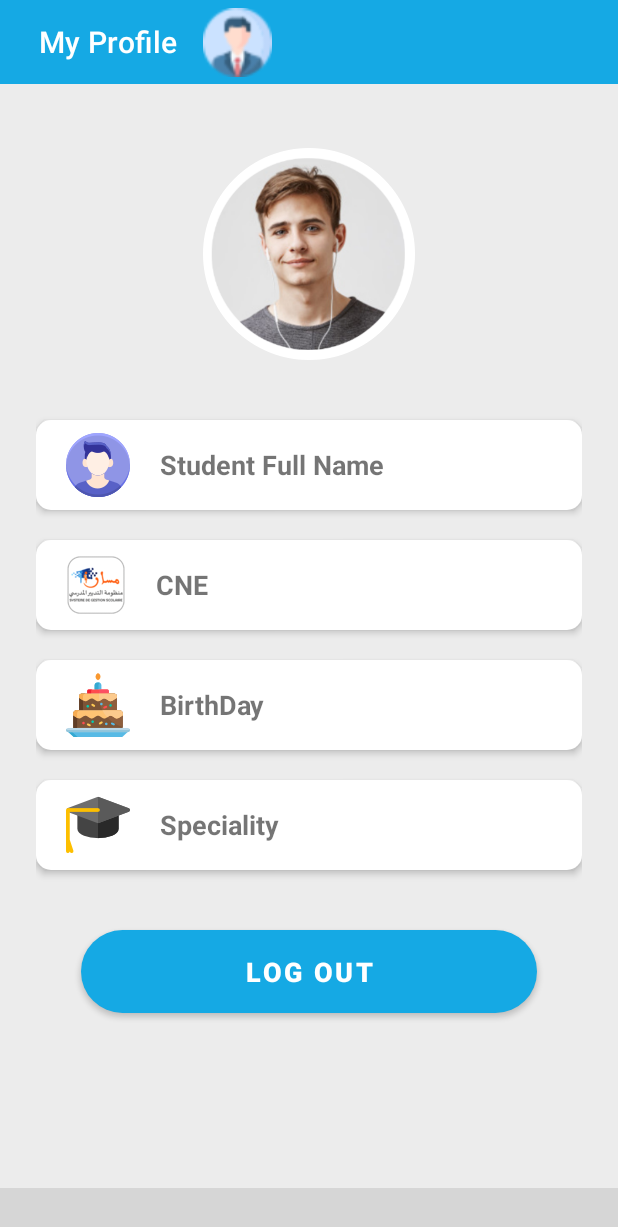
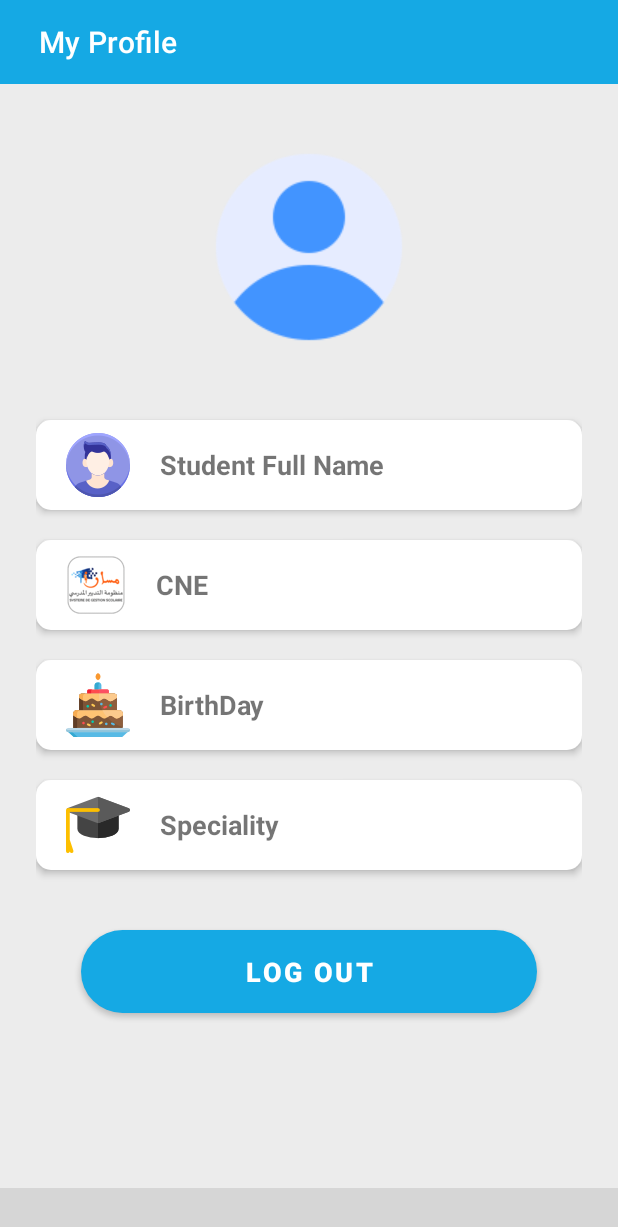
Before and after one commit to HassanELMALLOUKY/FPBM_App, an Android app: the fragment SupportFragment placed in its activity, on a phone screen of 412 x 824 dp. Shown: the top 1227 px of the screen. Run offline under Robolectric (Android 15) with nearby library versions, the phone set to English and light mode, and no system bars; our stand-ins replace CircleImageView, Firebase (no records; nobody signed in at launch, a user with empty details on screens opened directly), Picasso; libraries missing offline, so code that uses them is left out: com.etebarian.meowbottomnavigation; plain views replace MeowBottomNavigation; 10 statements that could not run were skipped; grey boxes are pictures that could not be loaded.

Commit message:
yarbi salama 6

```diff
--- a/app/src/main/java/com/example/fpbm/SupportFragment.java
+++ b/app/src/main/java/com/example/fpbm/SupportFragment.java
@@ -9,6 +9,7 @@ import android.view.LayoutInflater;
 import android.view.View;
 import android.view.ViewGroup;
 import android.widget.Button;
+import android.widget.TextView;
 import android.widget.Toast;
 
 import com.google.firebase.auth.FirebaseAuth;
@@ -18,6 +19,10 @@ public class SupportFragment extends Fragment {
     View view;
     Button button;
     FirebaseAuth mFirebaseAuth;
+    TextView fullname;
+    TextView cne;
+    TextView birthday;
+    TextView filiere;
     @Override
     public View onCreateView(LayoutInflater inflater, ViewGroup container,
                              Bundle savedInstanceState) {
@@ -25,6 +30,10 @@ public class SupportFragment extends Fragment {
         view=inflater.inflate(R.layout.fragment_support, container, false);
         button=view.findViewById(R.id.logout);
         mFirebaseAuth=FirebaseAuth.getInstance();
+        fullname=view.findViewById(R.id.fullname);
+        cne=view.findViewById(R.id.cne);
+        birthday=view.findViewById(R.id.birthday);
+        filiere=view.findViewById(R.id.filiere);
         button.setOnClickListener(new View.OnClickListener() {
             @Override
             public void onClick(View view) {
--- a/app/src/main/res/layout/activity_emploi.xml
+++ b/app/src/main/res/layout/activity_emploi.xml
@@ -29,7 +29,7 @@
             app:layout_constraintHorizontal_bias="0.0"
             app:layout_constraintStart_toStartOf="parent"
             app:layout_constraintTop_toTopOf="parent"
-            app:title="  Emplois du temps"
+            app:title="         Emplois du temps"
             app:titleTextColor="#ffff" />
 
         <ImageView
@@ -39,10 +39,10 @@
             android:layout_marginTop="5dp"
             app:layout_constraintBottom_toBottomOf="parent"
             app:layout_constraintEnd_toEndOf="parent"
-            app:layout_constraintHorizontal_bias="0.563"
+            app:layout_constraintHorizontal_bias="0.0"
             app:layout_constraintStart_toStartOf="parent"
             app:layout_constraintTop_toTopOf="parent"
-            app:layout_constraintVertical_bias="0.014"
+            app:layout_constraintVertical_bias="0.0"
             app:srcCompat="@drawable/schedule" />
 
         <!-- ImageView beside title of ToolBar -->
--- a/app/src/main/res/layout/fragment_avis.xml
+++ b/app/src/main/res/layout/fragment_avis.xml
@@ -36,7 +36,7 @@
             app:layout_constraintHorizontal_bias="0.0"
             app:layout_constraintStart_toStartOf="parent"
             app:layout_constraintTop_toTopOf="parent"
-            app:title="  Avis"
+            app:title="        Avis"
             app:titleTextColor="#ffff" />
 
         <TextView
@@ -58,10 +58,11 @@
             android:layout_width="67dp"
             android:layout_height="46dp"
             android:layout_marginTop="5dp"
-            android:layout_marginEnd="248dp"
+            android:layout_marginEnd="340dp"
 
             app:layout_constraintBottom_toBottomOf="parent"
             app:layout_constraintEnd_toStartOf="@+id/textView2"
+            app:layout_constraintStart_toStartOf="parent"
             app:layout_constraintTop_toTopOf="parent"
             app:layout_constraintVertical_bias="0.0"
             app:srcCompat="@drawable/ads" />
--- a/app/src/main/res/layout/fragment_emploi.xml
+++ b/app/src/main/res/layout/fragment_emploi.xml
@@ -27,6 +27,7 @@
 
 
         <!-- Right most ImageView -->
+
         <androidx.appcompat.widget.Toolbar
             android:id="@+id/toolbar"
             android:layout_width="match_parent"
@@ -38,7 +39,7 @@
             app:layout_constraintHorizontal_bias="0.0"
             app:layout_constraintStart_toStartOf="parent"
             app:layout_constraintTop_toTopOf="parent"
-            app:title="  Emplois du temps"
+            app:title="          Emplois du temps"
             app:titleTextColor="#ffff" />
 
         <ImageView
@@ -47,7 +48,7 @@
             android:layout_height="46dp"
             app:layout_constraintBottom_toBottomOf="parent"
             app:layout_constraintEnd_toEndOf="parent"
-            app:layout_constraintHorizontal_bias="0.563"
+            app:layout_constraintHorizontal_bias="0.0"
             app:layout_constraintStart_toStartOf="parent"
             app:layout_constraintTop_toTopOf="parent"
             app:layout_constraintVertical_bias="0.014"
--- a/app/src/main/res/layout/fragment_support.xml
+++ b/app/src/main/res/layout/fragment_support.xml
@@ -79,7 +79,7 @@
                     app:layout_constraintStart_toStartOf="parent"
                     app:layout_constraintTop_toTopOf="parent"
                     app:layout_constraintVertical_bias="0.181"
-                    app:srcCompat="@drawable/profile" />
+                    app:srcCompat="@drawable/user" />
 
                 <TextView
                     android:id="@+id/textView15"
@@ -106,7 +106,7 @@
                     app:layout_constraintTop_toBottomOf="@+id/textView15">
 
                     <TextView
-                        android:id="@+id/button5"
+                        android:id="@+id/fullname"
                         android:layout_width="match_parent"
                         android:layout_height="60dp"
                         android:layout_marginTop="10dp"
@@ -123,7 +123,7 @@
                         android:textStyle="bold" />
 
                     <TextView
-                        android:id="@+id/button4"
+                        android:id="@+id/cne"
                         android:layout_width="match_parent"
                         android:layout_height="60dp"
                         android:layout_marginTop="10dp"
@@ -141,7 +141,7 @@
                         android:textStyle="bold" />
 
                     <TextView
-                        android:id="@+id/button3"
+                        android:id="@+id/birthday"
                         android:layout_width="match_parent"
                         android:layout_height="60dp"
                         android:layout_marginTop="10dp"
@@ -158,7 +158,7 @@
                         android:textStyle="bold" />
 
                     <TextView
-                        android:id="@+id/button2"
+                        android:id="@+id/filiere"
                         android:layout_width="match_parent"
                         android:layout_height="60dp"
                         android:layout_marginTop="10dp"
@@ -192,18 +192,6 @@
                         android:textStyle="bold" />
                 </LinearLayout>
 
-                <ImageView
-                    android:id="@+id/imageView2"
-                    android:layout_width="67dp"
-                    android:layout_height="46dp"
-                    android:layout_marginStart="124dp"
-                    android:layout_marginTop="5dp"
-                    android:layout_marginEnd="220dp"
-                    app:layout_constraintEnd_toEndOf="parent"
-                    app:layout_constraintStart_toStartOf="parent"
-                    app:layout_constraintTop_toTopOf="parent"
-                    app:srcCompat="@drawable/profile2" />
-
 
             </androidx.constraintlayout.widget.ConstraintLayout>
         </LinearLayout>
```
Also changed, not shown: app/src/main/res/layout/fragment_notes.xml (+7 -4 lines), app/src/main/res/layout/fragment_scolarite.xml (+4 -3 lines), app/src/main/res/drawable-mdpi/user.png (added).
